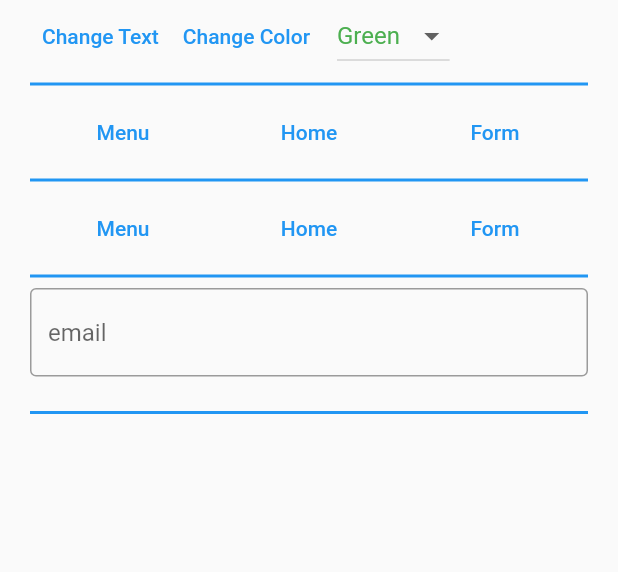
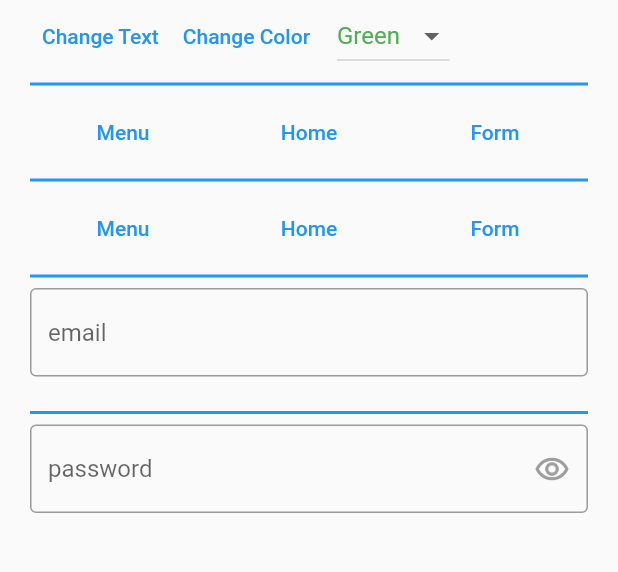
Before and after one commit to ishworpanta10/bloc_ui_state_management, a Flutter app: the HomePage screen opened directly, on a phone screen of 412 x 824 dp, the part 132-704 px from its top. Run offline on Flutter 3.47's test engine with Material 2 defaults, Android fonts, the phone set to English and light mode, and no system bars; our stand-ins replace flutter_bloc; statements that could not run were skipped.

Commit message:
password eye toggle bloc added for obscuring text

```diff
--- a/lib/bloc/ui_state_management/basic_toggle_bloc.dart
+++ b/lib/bloc/ui_state_management/basic_toggle_bloc.dart
@@ -1,8 +1,8 @@
 import 'package:flutter_bloc/flutter_bloc.dart';
 
 //can be used in show hide password
-class BasicToggleBloc extends Bloc<bool, bool> {
-  BasicToggleBloc() : super(false);
+class PasswordToggleInFormBloc extends Bloc<bool, bool> {
+  PasswordToggleInFormBloc() : super(true);
 
   @override
   Stream<bool> mapEventToState(bool event) async* {
--- a/lib/screens/homepage.dart
+++ b/lib/screens/homepage.dart
@@ -1,3 +1,4 @@
+import 'package:bloc_state_management/bloc/ui_state_management/basic_toggle_bloc.dart';
 import 'package:flutter/material.dart';
 import 'package:flutter_bloc/flutter_bloc.dart';
 
@@ -211,6 +212,24 @@ class HomePage extends StatelessWidget {
               },
             ),
             divider,
+            BlocBuilder<PasswordToggleInFormBloc, bool>(
+              builder: (context, passwordState) {
+                return TextFormField(
+                  obscureText: passwordState,
+                  decoration: InputDecoration(
+                    hintText: "password",
+                    border: const OutlineInputBorder(),
+                    suffixIcon: IconButton(
+                      onPressed: () {
+                        BlocProvider.of<PasswordToggleInFormBloc>(context).add(!passwordState);
+                      },
+                      icon: Icon(passwordState ? Icons.remove_red_eye_outlined : Icons.remove_red_eye),
+                      color: passwordState ? Colors.grey : Colors.blue,
+                    ),
+                  ),
+                );
+              },
+            ),
           ],
         ),
       ),
--- a/lib/splash.dart
+++ b/lib/splash.dart
@@ -4,6 +4,7 @@ import 'package:bloc_state_management/bloc/ui_state_management/dropdown_change_b
 import 'package:flutter/material.dart';
 import 'package:flutter_bloc/flutter_bloc.dart';
 
+import 'bloc/ui_state_management/basic_toggle_bloc.dart';
 import 'bloc/ui_state_management/change_form_decoration_bloc.dart';
 import 'bloc/ui_state_management/get_form_string_data_bloc.dart';
 import 'bloc/ui_state_management/select_button_and_get_text_data_bloc.dart';
@@ -38,6 +39,9 @@ class SplashScreen extends StatelessWidget {
         BlocProvider(
           create: (_) => GetFormStringDataBloc(),
         ),
+        BlocProvider(
+          create: (_) => PasswordToggleInFormBloc(),
+        ),
       ],
       child: MaterialApp(
         title: 'Bloc State Management Demo',
```
